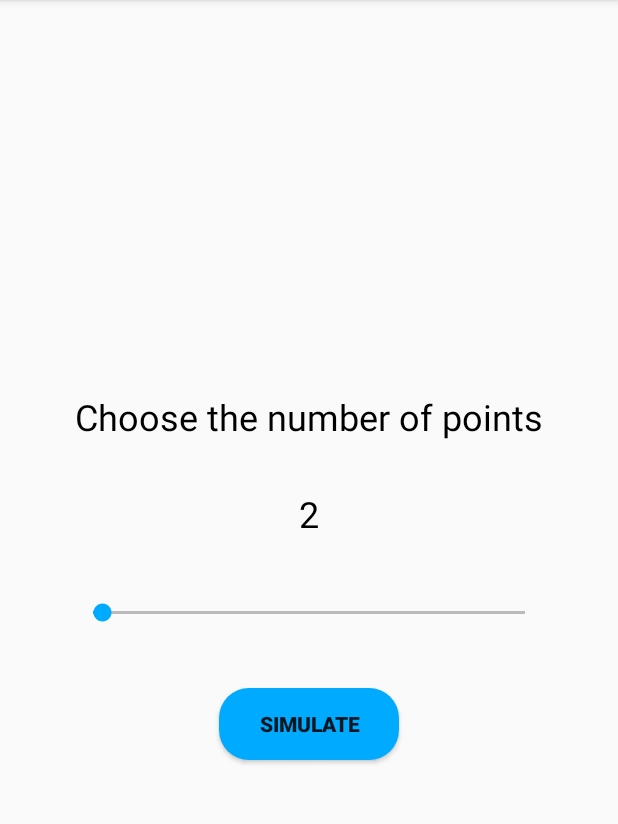
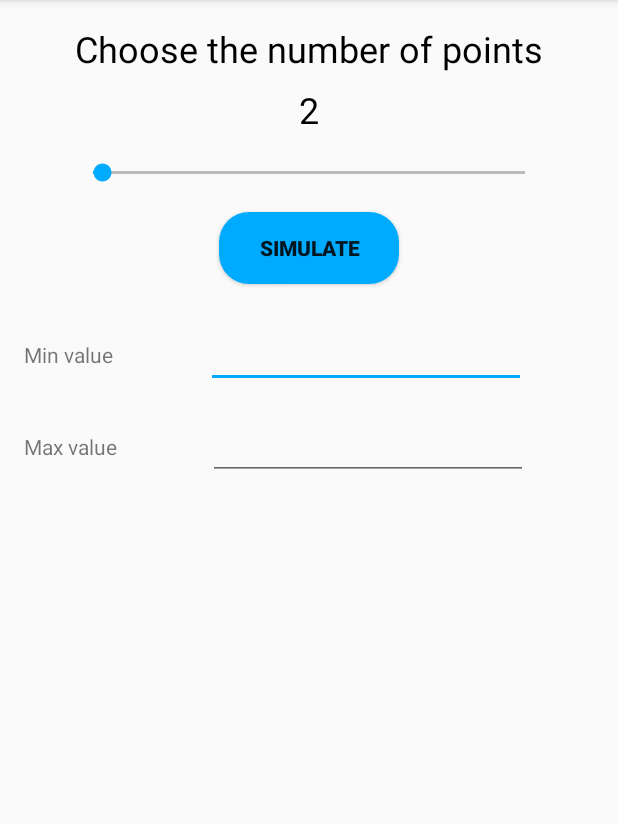
Before and after one commit to woqlski/Identification, an Android app: the screen it shows after launch (MainActivity), on a phone screen of 412 x 824 dp, the part 84-908 px from its top. Run offline under Robolectric (Android 15) with nearby library versions, the phone set to English and light mode, and no system bars.

Commit message:
To add possibility choose value range of generated points

```diff
--- a/app/src/main/java/com/example/identification/MainActivity.kt
+++ b/app/src/main/java/com/example/identification/MainActivity.kt
@@ -18,8 +18,14 @@ class MainActivity : AppCompatActivity() {
         numberInput.text = "2"
 
         simulateButton.setOnClickListener {
+            val minimum = min.text.toString()
+            val minVal = Integer.valueOf(minimum)
+            val maximum = max.text.toString()
+            val maxVal = Integer.valueOf(maximum)
             val intent = Intent(this, ResultActivity::class.java)
             intent.putExtra("number", numberSeekBar.progress)
+            intent.putExtra("min", minVal)
+            intent.putExtra("max", maxVal)
             startActivity(intent)
         }
 
--- a/app/src/main/java/com/example/identification/ResultActivity.kt
+++ b/app/src/main/java/com/example/identification/ResultActivity.kt
@@ -8,6 +8,7 @@ import com.jjoe64.graphview.LegendRenderer
 import com.jjoe64.graphview.series.DataPoint
 import com.jjoe64.graphview.series.LineGraphSeries
 import kotlinx.android.synthetic.main.activity_result.*
+import java.util.concurrent.ThreadLocalRandom
 import kotlin.math.pow
 
 
@@ -22,6 +23,8 @@ class ResultActivity : AppCompatActivity() {
     private var bCalc = 0.0
     private var q = 0.0
     private var n = 2
+    private var min = -10
+    private var max = 10
 
     override fun onCreate(savedInstanceState: Bundle?) {
         super.onCreate(savedInstanceState)
@@ -29,6 +32,10 @@ class ResultActivity : AppCompatActivity() {
         setContentView(R.layout.activity_result)
 
         n = intent.getIntExtra("number", 2)
+
+        min = intent.getIntExtra("min", -10)
+        max = intent.getIntExtra("max", 10)
+
         generateFunction()
         identifyFunction()
         displayGraph()
@@ -36,7 +43,8 @@ class ResultActivity : AppCompatActivity() {
 
     private fun generateFunction() {
         u = DoubleArray(n) { i -> i.toDouble() }
-        y = DoubleArray(n) { (-10..10).random().toDouble() }
+//        y = DoubleArray(n) { (-1000..1000).random()/100.toDouble() }
+        y = DoubleArray(n) { (min*100..max*100).random()/100.toDouble() }
 //        y = DoubleArray(n) { i -> ((i)*2 + 3).toDouble()}
     }
 
@@ -74,7 +82,7 @@ class ResultActivity : AppCompatActivity() {
         graph.addSeries(generated)
 
         val sign = if (bCalc >= 0) "+" else ""
-        calculated.title = "Identificated: y=%.2f*x$sign%.2f".format(aCalc, bCalc)
+        calculated.title = "Identificated: y=%.3f*x$sign%.3f".format(aCalc, bCalc)
         calculated.color = Color.RED
         calculated.thickness = 10
         graph.addSeries(calculated)
--- a/app/src/main/res/layout/activity_main.xml
+++ b/app/src/main/res/layout/activity_main.xml
@@ -7,9 +7,10 @@
     tools:context=".MainActivity">
 
     <androidx.constraintlayout.widget.ConstraintLayout
+        android:id="@+id/constraintLayout"
         android:layout_width="match_parent"
         android:layout_height="wrap_content"
-        app:layout_constraintBottom_toBottomOf="parent"
+        android:layout_marginTop="8dp"
         app:layout_constraintEnd_toEndOf="parent"
         app:layout_constraintStart_toStartOf="parent"
         app:layout_constraintTop_toTopOf="parent"
@@ -31,7 +32,7 @@
             android:id="@+id/numberInput"
             android:layout_width="wrap_content"
             android:layout_height="wrap_content"
-            android:layout_marginTop="32dp"
+            android:layout_marginTop="8dp"
             android:ems="10"
             android:textAlignment="center"
             android:textColor="@android:color/black"
@@ -44,7 +45,7 @@
             android:id="@+id/simulateButton"
             android:layout_width="120dp"
             android:layout_height="wrap_content"
-            android:layout_marginTop="32dp"
+            android:layout_marginTop="8dp"
             android:layout_marginBottom="8dp"
             android:background="@drawable/button_round"
             android:text="Simulate"
@@ -59,11 +60,53 @@
             style="@style/MySeekBar"
             android:layout_width="320dp"
             android:layout_height="36dp"
-            android:layout_marginTop="32dp"
+            android:layout_marginTop="8dp"
 
             app:layout_constraintEnd_toEndOf="parent"
             app:layout_constraintStart_toStartOf="parent"
             app:layout_constraintTop_toBottomOf="@+id/numberInput" />
     </androidx.constraintlayout.widget.ConstraintLayout>
 
+    <EditText
+        android:id="@+id/min"
+        android:layout_width="wrap_content"
+        android:layout_height="wrap_content"
+        android:layout_marginTop="16dp"
+        android:ems="10"
+        android:inputType="numberSigned"
+        app:layout_constraintEnd_toEndOf="parent"
+        app:layout_constraintStart_toEndOf="@+id/textView2"
+        app:layout_constraintTop_toBottomOf="@+id/constraintLayout" />
+
+    <EditText
+        android:id="@+id/max"
+        android:layout_width="wrap_content"
+        android:layout_height="wrap_content"
+        android:layout_marginTop="16dp"
+        android:ems="10"
+        android:inputType="numberSigned"
+        app:layout_constraintEnd_toEndOf="parent"
+        app:layout_constraintStart_toEndOf="@+id/textView3"
+        app:layout_constraintTop_toBottomOf="@+id/min" />
+
+    <TextView
+        android:id="@+id/textView2"
+        android:layout_width="wrap_content"
+        android:layout_height="wrap_content"
+        android:layout_marginStart="16dp"
+        android:text="Min value"
+        app:layout_constraintBottom_toBottomOf="@+id/min"
+        app:layout_constraintStart_toStartOf="parent"
+        app:layout_constraintTop_toTopOf="@+id/min" />
+
+    <TextView
+        android:id="@+id/textView3"
+        android:layout_width="wrap_content"
+        android:layout_height="wrap_content"
+        android:layout_marginStart="16dp"
+        android:text="Max value"
+        app:layout_constraintBottom_toBottomOf="@+id/max"
+        app:layout_constraintStart_toStartOf="parent"
+        app:layout_constraintTop_toTopOf="@+id/max" />
+
 </androidx.constraintlayout.widget.ConstraintLayout>
```
